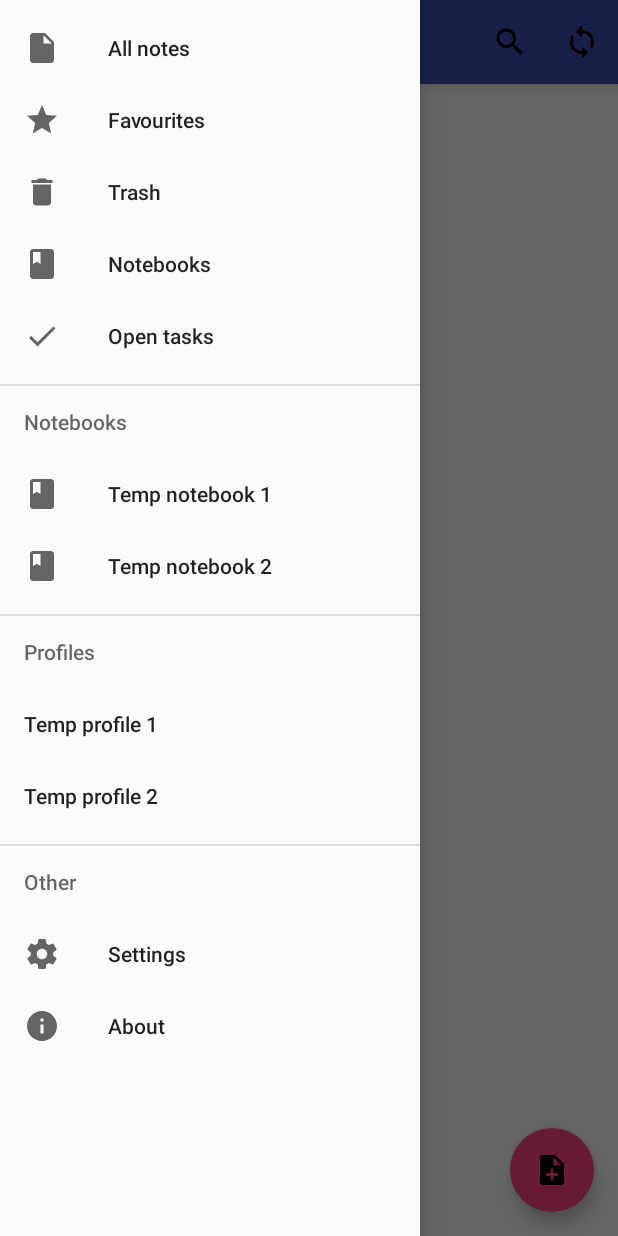
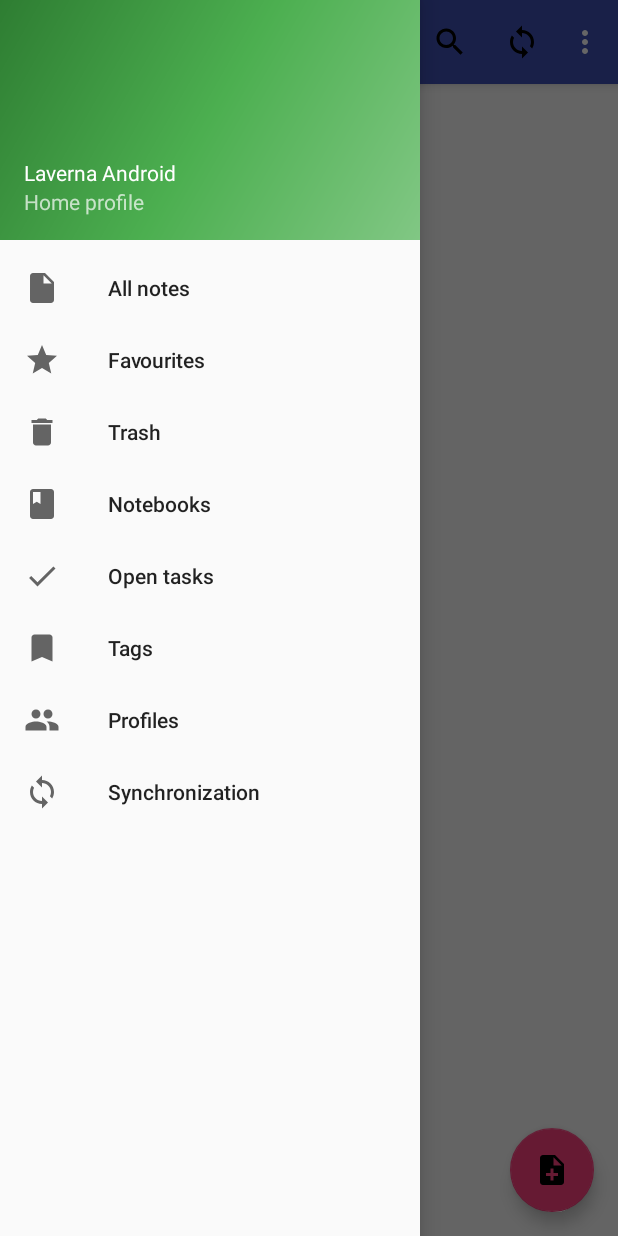
Before and after one commit to aint/laverna-android, an Android app: the screen it shows after launch (MainActivity), with the side drawer open, on a phone screen of 412 x 824 dp. Run offline under Robolectric (Android 15) with nearby library versions, the phone set to English and light mode, and no system bars.

Commit message:
implement action menu and rebuild drawer menu

```diff
--- a/app/build.gradle
+++ b/app/build.gradle
@@ -34,10 +34,10 @@ dependencies {
         exclude group: 'com.android.support', module: 'support-annotations'
     })
 
+
     compile 'com.android.support:appcompat-v7:25.3.0'
     compile 'com.android.support:design:25.3.0'
     compile 'com.android.support.constraint:constraint-layout:1.0.2'
     compile 'us.feras.mdv:markdownview:1.1.0'
-
     testCompile 'junit:junit:4.12'
 }
--- a/app/src/main/AndroidManifest.xml
+++ b/app/src/main/AndroidManifest.xml
@@ -8,7 +8,7 @@
         android:label="@string/app_name"
         android:roundIcon="@mipmap/ic_launcher_round"
         android:supportsRtl="true"
-        android:theme="@style/AppTheme">
+        android:theme="@style/Theme.AppCompat.Light.NoActionBar">
         <activity
             android:name=".view.mainactivity.MainActivity"
             android:label="@string/title_activity_main"
@@ -19,7 +19,6 @@
                 <category android:name="android.intent.category.LAUNCHER" />
             </intent-filter>
         </activity>
-        <activity android:name=".view.noteeditoractivity.NoteEditorActivity"></activity>
     </application>
 
 </manifest>
--- a/app/src/main/java/com/github/android/lvrn/lvrnproject/view/mainactivity/MainActivity.java
+++ b/app/src/main/java/com/github/android/lvrn/lvrnproject/view/mainactivity/MainActivity.java
@@ -34,6 +34,7 @@ public class MainActivity extends AppCompatActivity
         ((NavigationView) findViewById(R.id.nav_view)).setNavigationItemSelectedListener(this);
     }
 
+
     @Override
     public void onBackPressed() {
         DrawerLayout drawer = (DrawerLayout) findViewById(R.id.drawer_layout);
@@ -46,7 +47,7 @@ public class MainActivity extends AppCompatActivity
 
     @Override
     public boolean onCreateOptionsMenu(Menu menu) {
-        getMenuInflater().inflate(R.menu.main, menu);
+        getMenuInflater().inflate(R.menu.acitivity_main, menu);
         return true;
     }
 
--- /dev/null
+++ b/app/src/main/res/drawable/ic_menu_people_black_24dp.xml
@@ -0,0 +1,9 @@
+<vector xmlns:android="http://schemas.android.com/apk/res/android"
+        android:width="24dp"
+        android:height="24dp"
+        android:viewportWidth="24.0"
+        android:viewportHeight="24.0">
+    <path
+        android:fillColor="#FF000000"
+        android:pathData="M16,11c1.66,0 2.99,-1.34 2.99,-3S17.66,5 16,5c-1.66,0 -3,1.34 -3,3s1.34,3 3,3zM8,11c1.66,0 2.99,-1.34 2.99,-3S9.66,5 8,5C6.34,5 5,6.34 5,8s1.34,3 3,3zM8,13c-2.33,0 -7,1.17 -7,3.5L1,19h14v-2.5c0,-2.33 -4.67,-3.5 -7,-3.5zM16,13c-0.29,0 -0.62,0.02 -0.97,0.05 1.16,0.84 1.97,1.97 1.97,3.45L17,19h6v-2.5c0,-2.33 -4.67,-3.5 -7,-3.5z"/>
+</vector>
--- /dev/null
+++ b/app/src/main/res/drawable/ic_tag_black_24dp.xml
@@ -0,0 +1,9 @@
+<vector xmlns:android="http://schemas.android.com/apk/res/android"
+        android:width="24dp"
+        android:height="24dp"
+        android:viewportWidth="24.0"
+        android:viewportHeight="24.0">
+    <path
+        android:fillColor="#FF000000"
+        android:pathData="M17,3H7c-1.1,0 -1.99,0.9 -1.99,2L5,21l7,-3 7,3V5c0,-1.1 -0.9,-2 -2,-2z"/>
+</vector>
--- /dev/null
+++ b/app/src/main/res/drawable/side_nav_bar.xml
@@ -0,0 +1,9 @@
+<shape xmlns:android="http://schemas.android.com/apk/res/android"
+    android:shape="rectangle">
+    <gradient
+        android:angle="135"
+        android:centerColor="#4CAF50"
+        android:endColor="#2E7D32"
+        android:startColor="#81C784"
+        android:type="linear" />
+</shape>
--- a/app/src/main/res/layout/activity_main.xml
+++ b/app/src/main/res/layout/activity_main.xml
@@ -8,10 +8,38 @@
     android:fitsSystemWindows="true"
     tools:openDrawer="start">
 
-    <include
-        layout="@layout/app_bar_main"
+    <android.support.design.widget.CoordinatorLayout
         android:layout_width="match_parent"
-        android:layout_height="match_parent" />
+        android:layout_height="match_parent"
+        tools:context="com.github.android.lvrn.lvrnproject.view.mainactivity.MainActivity">
+
+        <android.support.design.widget.AppBarLayout
+            android:layout_width="match_parent"
+            android:layout_height="wrap_content"
+            android:theme="@style/AppTheme.AppBarOverlay">
+
+            <android.support.v7.widget.Toolbar
+                android:id="@+id/toolbar"
+                android:layout_width="match_parent"
+                android:layout_height="?attr/actionBarSize"
+                android:background="?attr/colorPrimary"
+                app:popupTheme="@style/AppTheme.PopupOverlay" />
+
+        </android.support.design.widget.AppBarLayout>
+
+        <!--TODO: possibly, provide a simple layout as fragments container instead of including -->
+        <include layout="@layout/partial_content_main" />
+
+        <android.support.design.widget.FloatingActionButton
+            android:id="@+id/fab"
+            android:layout_width="wrap_content"
+            android:layout_height="wrap_content"
+            android:layout_gravity="bottom|end"
+            android:layout_margin="@dimen/fab_margin"
+            app:srcCompat="@drawable/ic_fab_note_add_black_24dp" />
+
+    </android.support.design.widget.CoordinatorLayout>
+
 
     <android.support.design.widget.NavigationView
         android:id="@+id/nav_view"
@@ -19,6 +47,7 @@
         android:layout_height="match_parent"
         android:layout_gravity="start"
         android:fitsSystemWindows="true"
+        app:headerLayout="@layout/nav_header_main"
         app:menu="@menu/activity_main_drawer" />
 
 </android.support.v4.widget.DrawerLayout>
--- a/app/src/main/res/layout/app_bar_main.xml
+++ /dev/null
@@ -1,33 +0,0 @@
-<?xml version="1.0" encoding="utf-8"?>
-<android.support.design.widget.CoordinatorLayout xmlns:android="http://schemas.android.com/apk/res/android"
-    xmlns:app="http://schemas.android.com/apk/res-auto"
-    xmlns:tools="http://schemas.android.com/tools"
-    android:layout_width="match_parent"
-    android:layout_height="match_parent"
-    tools:context="com.github.android.lvrn.lvrnproject.view.mainactivity.MainActivity">
-
-    <android.support.design.widget.AppBarLayout
-        android:layout_width="match_parent"
-        android:layout_height="wrap_content"
-        android:theme="@style/AppTheme.AppBarOverlay">
-
-        <android.support.v7.widget.Toolbar
-            android:id="@+id/toolbar"
-            android:layout_width="match_parent"
-            android:layout_height="?attr/actionBarSize"
-            android:background="?attr/colorPrimary"
-            app:popupTheme="@style/AppTheme.PopupOverlay" />
-
-    </android.support.design.widget.AppBarLayout>
-
-    <include layout="@layout/content_main" />
-
-    <android.support.design.widget.FloatingActionButton
-        android:id="@+id/fab"
-        android:layout_width="wrap_content"
-        android:layout_height="wrap_content"
-        android:layout_gravity="bottom|end"
-        android:layout_margin="@dimen/fab_margin"
-        app:srcCompat="@drawable/ic_fab_note_add_black_24dp" />
-
-</android.support.design.widget.CoordinatorLayout>
--- /dev/null
+++ b/app/src/main/res/layout/nav_header_main.xml
@@ -0,0 +1,29 @@
+<?xml version="1.0" encoding="utf-8"?>
+<LinearLayout xmlns:android="http://schemas.android.com/apk/res/android"
+    xmlns:app="http://schemas.android.com/apk/res-auto"
+    android:layout_width="match_parent"
+    android:layout_height="@dimen/nav_header_height"
+    android:background="@drawable/side_nav_bar"
+    android:gravity="bottom"
+    android:orientation="vertical"
+    android:paddingBottom="@dimen/activity_vertical_margin"
+    android:paddingLeft="@dimen/activity_horizontal_margin"
+    android:paddingRight="@dimen/activity_horizontal_margin"
+    android:paddingTop="@dimen/activity_vertical_margin"
+    android:theme="@style/ThemeOverlay.AppCompat.Dark">
+
+    <!--TODO: temporary, change latter-->
+    <TextView
+        android:layout_width="match_parent"
+        android:layout_height="wrap_content"
+        android:paddingTop="@dimen/nav_header_vertical_spacing"
+        android:text="Laverna Android"
+        android:textAppearance="@style/TextAppearance.AppCompat.Body1" />
+
+    <TextView
+        android:id="@+id/textView"
+        android:layout_width="wrap_content"
+        android:layout_height="wrap_content"
+        android:text="Home profile" />
+
+</LinearLayout>
--- a/app/src/main/res/layout/content_main.xml
+++ b/app/src/main/res/layout/partial_content_main.xml
@@ -6,6 +6,6 @@
     android:layout_height="match_parent"
     app:layout_behavior="@string/appbar_scrolling_view_behavior"
     tools:context="com.github.android.lvrn.lvrnproject.view.mainactivity.MainActivity"
-    tools:showIn="@layout/app_bar_main">
+    tools:showIn="@layout/activity_main">
 
 </android.support.constraint.ConstraintLayout>
--- /dev/null
+++ b/app/src/main/res/menu/acitivity_main.xml
@@ -0,0 +1,37 @@
+<?xml version="1.0" encoding="utf-8"?>
+<menu xmlns:android="http://schemas.android.com/apk/res/android"
+    xmlns:app="http://schemas.android.com/apk/res-auto">
+
+    <item
+        android:id="@+id/item_action_search"
+        android:orderInCategory="100"
+        android:icon="@drawable/ic_stat_search_black_24dp"
+        android:title="sync"
+        app:showAsAction="always" />
+
+    <item
+        android:id="@+id/item_action_sync"
+        android:orderInCategory="100"
+        android:icon="@drawable/ic_stat_sync_black_24dp"
+        android:title="sync"
+        app:showAsAction="always" />
+
+    <item
+        android:id="@+id/item_sort_by"
+        android:orderInCategory="100"
+        android:title="Sort by"
+        app:showAsAction="never" />
+
+    <item
+        android:id="@+id/item_settings"
+        android:orderInCategory="100"
+        android:title="Settings"
+        app:showAsAction="never" />
+
+    <item
+        android:id="@+id/item_about"
+        android:orderInCategory="100"
+        android:title="About"
+        app:showAsAction="never" />
+
+</menu>
--- a/app/src/main/res/menu/activity_main_drawer.xml
+++ b/app/src/main/res/menu/activity_main_drawer.xml
@@ -2,66 +2,46 @@
 <menu xmlns:android="http://schemas.android.com/apk/res/android">
 
     <group android:checkableBehavior="single">
+
         <item
-            android:id="@+id/nav_all_notes"
+            android:id="@+id/nav_item_all_notes"
             android:icon="@drawable/ic_menu_file_black_24dp"
             android:title="All notes" />
+
         <item
-            android:id="@+id/nav_favourites"
+            android:id="@+id/nav_item_favorites"
             android:icon="@drawable/ic_menu_star_black_24dp"
             android:title="Favourites" />
+
         <item
-            android:id="@+id/nav_trash"
+            android:id="@+id/nav_item_trash"
             android:icon="@drawable/ic_menu_delete_black_24dp"
             android:title="Trash" />
+
         <item
-            android:id="@+id/nav_notebooks"
+            android:id="@+id/nav_item_notebooks"
             android:icon="@drawable/ic_menu_book_black_24dp"
             android:title="Notebooks" />
+
         <item
-            android:id="@+id/nav_open_tasks"
+            android:id="@+id/nav_item_open_tasks"
             android:icon="@drawable/ic_menu_done_black_24dp"
             android:title="Open tasks" />
+
+        <item
+            android:id="@+id/nav_item_tags"
+            android:icon="@drawable/ic_tag_black_24dp"
+            android:title="Tags" />
+
+        <item
+            android:id="@+id/nav_item_profiles"
+            android:icon="@drawable/ic_menu_people_black_24dp"
+            android:title="Profiles" />
+
+        <item
+            android:id="@+id/nav_item_sync"
+            android:icon="@drawable/ic_stat_sync_black_24dp"
+            android:title="Synchronization" />
+
     </group>
-
-    <item android:title="Notebooks">
-        <menu
-            android:id="@+id/nav_menu_notebooks">
-            <!--TODO: Temporary items, remove later-->
-            <item
-                android:icon="@drawable/ic_menu_book_black_24dp"
-                android:title="Temp notebook 1" />
-            <item
-                android:icon="@drawable/ic_menu_book_black_24dp"
-                android:title="Temp notebook 2" />
-        </menu>
-    </item>
-
-    <item android:title="Profiles">
-        <menu
-            android:id="@+id/nav_menu_profiles">
-            <!--TODO: Temporary items, remove later-->
-            <item
-                android:title="Temp profile 1" />
-            <item
-                android:title="Temp profile 2" />
-        </menu>
-    </item>
-
-    <item android:title="Other">
-        <menu
-            android:id="@+id/nav_menu_other">
-            <item
-                android:id="@+id/nav_settings"
-                android:icon="@drawable/ic_menu_settings_black_24dp"
-                android:title="Settings" />
-            <item
-                android:id="@+id/nav_about"
-                android:icon="@drawable/ic_menu_info_black_24dp"
-                android:title="About" />
-        </menu>
-    </item>
-
-
-
 </menu>
--- a/app/src/main/res/menu/main.xml
+++ /dev/null
@@ -1,18 +0,0 @@
-<?xml version="1.0" encoding="utf-8"?>
-<menu xmlns:android="http://schemas.android.com/apk/res/android"
-    xmlns:app="http://schemas.android.com/apk/res-auto">
-
-    <item
-        android:id="@+id/action_search"
-        android:orderInCategory="100"
-        android:icon="@drawable/ic_menu_search_black_24dp"
-        android:title="sync"
-        app:showAsAction="always" />
-
-    <item
-        android:id="@+id/action_sync"
-        android:orderInCategory="100"
-        android:icon="@drawable/ic_menu_sync_black_24dp"
-        android:title="sync"
-        app:showAsAction="always" />
-</menu>
--- a/app/src/main/res/values/strings.xml
+++ b/app/src/main/res/values/strings.xml
@@ -6,4 +6,5 @@
     <string name="navigation_drawer_close">Close navigation drawer</string>
 
     <string name="action_settings">Settings</string>
+    <string name="title_activity_main2">Main2Activity</string>
 </resources>
--- a/app/src/main/res/values/styles.xml
+++ b/app/src/main/res/values/styles.xml
@@ -17,4 +17,8 @@
 
     <style name="AppTheme.PopupOverlay" parent="ThemeOverlay.AppCompat.Light" />
 
+    <style name="AppBarOverlay" parent="ThemeOverlay.AppCompat.Dark.ActionBar" />
+
+    <style name="PopupOverlay" parent="ThemeOverlay.AppCompat.Light" />
+
 </resources>
```
Also changed, not shown: app/src/main/res/drawable/ic_stat_search_black_24dp.xml (renamed from app/src/main/res/drawable/ic_menu_search_black_24dp.xml), app/src/main/res/drawable/ic_stat_sync_black_24dp.xml (renamed from app/src/main/res/drawable/ic_menu_sync_black_24dp.xml).
